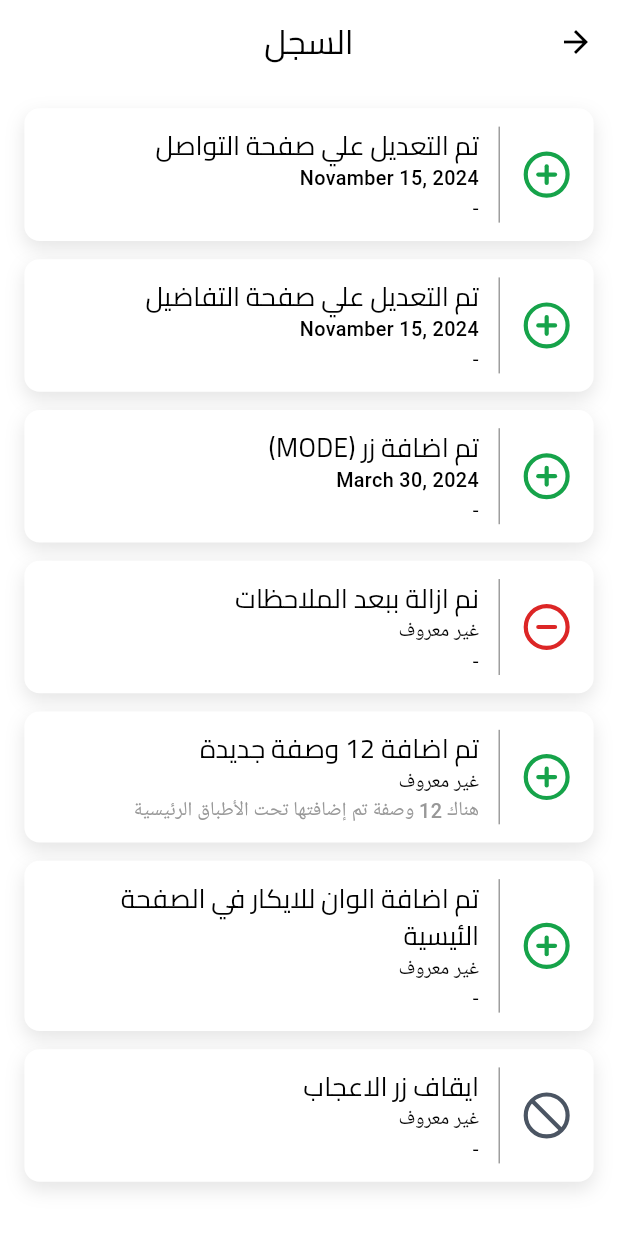
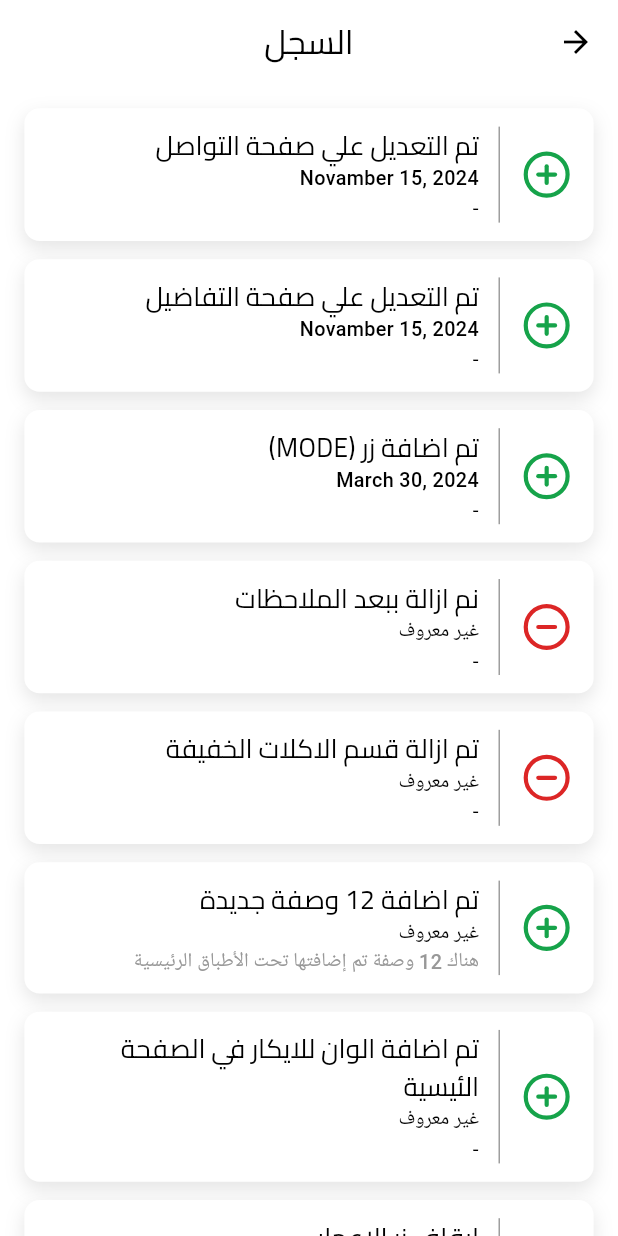
Before and after one commit to Juma1988/Recipe, a Flutter app: the LogView screen opened directly, on a phone screen of 412 x 824 dp. Run offline on Flutter 3.47's test engine with Material 3 defaults, Android fonts, the phone set to English and light mode, and no system bars; our stand-ins replace dio, flutter_screenutil, flutter_svg, get_it, lottie, shared_preferences; missing offline and left inert: quick_log; accounts and stored records are empty.

Commit message:
**commit**

```diff
--- a/lib/main.dart
+++ b/lib/main.dart
@@ -1,7 +1,7 @@
 import 'package:app/core/design/navigator.dart';
 import 'package:app/core/design/theme.dart';
 import 'package:app/core/logic/service_locator.dart';
-import 'package:app/pages/pages/contact_us2.dart';
+import 'package:app/pages/pages/contact_us.dart';
 import 'package:app/pages/screens/home_screen.dart';
 import 'package:flutter/material.dart';
 import 'package:flutter_screenutil/flutter_screenutil.dart';
@@ -26,7 +26,7 @@ class MyApp extends StatelessWidget {
         debugShowCheckedModeBanner: false,
         title: 'Recipe',
         navigatorKey: navigatorKey,
-        home: EmailView(),
+        home: HomeScreen(),
         theme: lightMode,
         darkTheme: darkMode,
       ),
--- a/lib/pages/models/log.dart
+++ b/lib/pages/models/log.dart
@@ -24,6 +24,12 @@ final log = <Map<String, dynamic>>[
     'time': '',
   },
   {
+    'status': -1,
+    'title': 'تم ازالة قسم الاكلات الخفيفة',
+    'body': '',
+    'time': '',
+  },
+  {
     'status': 1,
     'title': 'تم اضافة 12 وصفة جديدة',
     'body': 'هناك 12 وصفة تم إضافتها تحت الأطباق الرئيسية',
--- a/lib/pages/screens/view.dart
+++ b/lib/pages/screens/view.dart
@@ -2,7 +2,7 @@ import 'dart:math';
 
 import 'package:app/core/design/navigator.dart';
 import 'package:app/core/string.dart';
-import 'package:app/pages/pages/contact_us.dart';
+import 'package:app/pages/pages/contact_us2.dart';
 import 'package:app/pages/pages/log.dart';
 import 'package:app/pages/pages/references.dart';
 import 'package:app/pages/screens/details_view.dart';
```
Also changed, not shown: lib/pages/models/soup.dart (+5 -5 lines).
